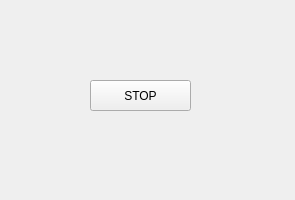
RPLtemp/auto_trax, file rqt_auto_trax/resource/motors_control_widget.ui: the form before one commit.
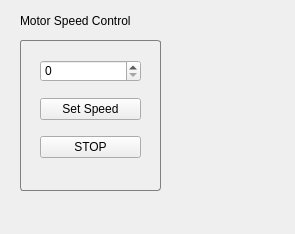
The form after the commit.

Commit message: Adding GUI interface for setting motor speed

What changed in the file:
```diff
--- a/rqt_auto_trax/resource/motors_control_widget.ui
+++ b/rqt_auto_trax/resource/motors_control_widget.ui
@@ -7,7 +7,7 @@
     <x>0</x>
     <y>0</y>
     <width>295</width>
-    <height>200</height>
+    <height>234</height>
    </rect>
   </property>
   <property name="sizePolicy">
@@ -35,17 +35,66 @@
     padding:10 13px;
  }</string>
   </property>
-  <widget class="QPushButton" name="stop_motor_button">
+  <widget class="QGroupBox" name="motor_speed_group_box">
    <property name="geometry">
     <rect>
-     <x>90</x>
-     <y>80</y>
-     <width>101</width>
-     <height>31</height>
+     <x>20</x>
+     <y>40</y>
+     <width>141</width>
+     <height>151</height>
+    </rect>
+   </property>
+   <property name="title">
+    <string/>
+   </property>
+   <property name="alignment">
+    <set>Qt::AlignLeading|Qt::AlignLeft|Qt::AlignVCenter</set>
+   </property>
+   <widget class="QWidget" name="verticalLayoutWidget">
+    <property name="geometry">
+     <rect>
+      <x>20</x>
+      <y>10</y>
+      <width>101</width>
+      <height>121</height>
+     </rect>
+    </property>
+    <layout class="QVBoxLayout" name="verticalLayout">
+     <item>
+      <widget class="QSpinBox" name="motor_speed_spin_box">
+       <property name="maximum">
+        <number>10</number>
+       </property>
+      </widget>
+     </item>
+     <item>
+      <widget class="QPushButton" name="set_motor_speed_button">
+       <property name="text">
+        <string>Set Speed</string>
+       </property>
+      </widget>
+     </item>
+     <item>
+      <widget class="QPushButton" name="stop_motor_button">
+       <property name="text">
+        <string>STOP</string>
+       </property>
+      </widget>
+     </item>
+    </layout>
+   </widget>
+  </widget>
+  <widget class="QLabel" name="motor_speed_label">
+   <property name="geometry">
+    <rect>
+     <x>20</x>
+     <y>10</y>
+     <width>151</width>
+     <height>21</height>
     </rect>
    </property>
    <property name="text">
-    <string>STOP</string>
+    <string>Motor Speed Control</string>
    </property>
   </widget>
  </widget>
```
The commit also changes 1 other file.
